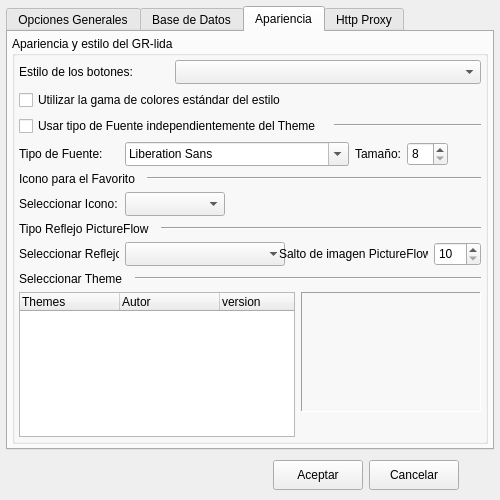
The window that ui/opciones.ui (Monthy/gr-lida) describes before a commit, drawn with Qt 5.
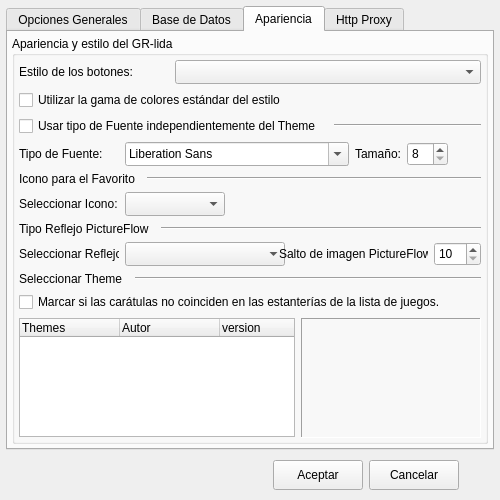
The same window after the commit. The open tabs and pages were chosen to show the change. Icons and pictures are not drawn.

Commit message: Añadida opción para corregir el fondo de la lista en modo Icono, ya que por ejemplo en Windows 7 no coinciden las caratulas en las estanterías.

```diff
--- a/ui/opciones.ui
+++ b/ui/opciones.ui
@@ -1412,6 +1412,13 @@
             </item>
            </layout>
           </item>
+          <item>
+           <widget class="QCheckBox" name="chkFixBgList">
+            <property name="text">
+             <string>Marcar si las carátulas no coinciden en las estanterías de la lista de juegos.</string>
+            </property>
+           </widget>
+          </item>
           <item>
            <layout class="QHBoxLayout" name="hLayout_21">
             <item>
```
The commit also changes 7 other files.
